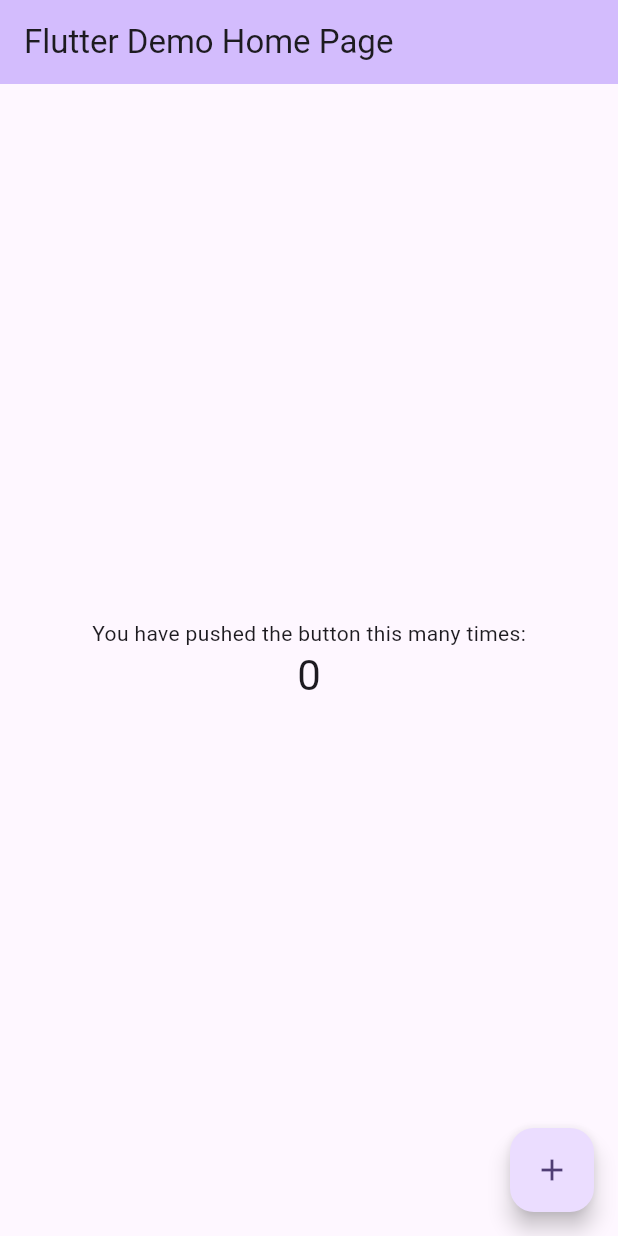
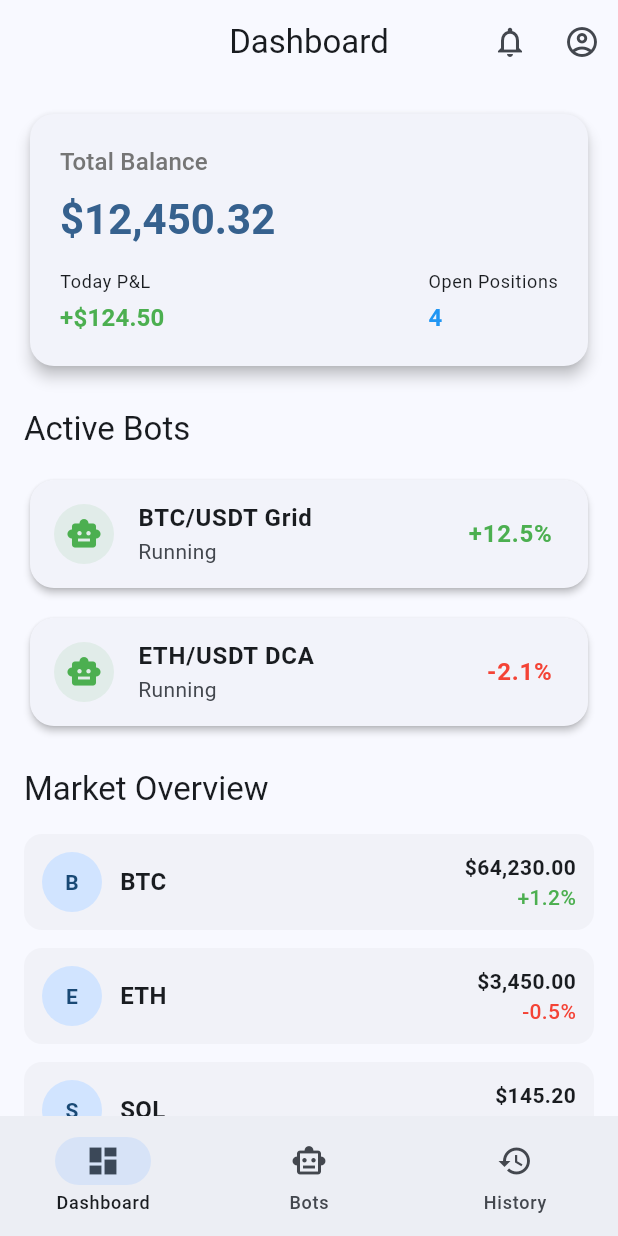
Before and after one commit to could-ai/019ad9dd-a88e-7b9e-b694-ba94214292f3, a Flutter app: the screen it shows after launch, on a phone screen of 412 x 824 dp. Run offline on Flutter 3.47's test engine with Material 3 defaults, Android fonts, the phone set to English and light mode, and no system bars.

Commit message:
Created Trade model to represent trading data structure.; Created DashboardScreen with portfolio summary, active bots list, and market overview widgets.; Created BotConfigScreen to list and manage trading strategies.; Created HistoryScreen to display a list of past trades using mock data.; Created MainScreen with NavigationBar to switch between Dashboard, Bots, and History.; Updated main.dart to initialize the TradingBotApp with proper themes and routing.

```diff
--- a/usr/lib/main.dart
+++ b/usr/lib/main.dart
@@ -1,123 +1,57 @@
 import 'package:flutter/material.dart';
+import 'screens/main_screen.dart';
 
 void main() {
-  runApp(const MyApp());
+  runApp(const TradingBotApp());
 }
 
-class MyApp extends StatelessWidget {
-  const MyApp({super.key});
+class TradingBotApp extends StatelessWidget {
+  const TradingBotApp({super.key});
 
-  // This widget is the root of your application.
   @override
   Widget build(BuildContext context) {
     return MaterialApp(
-      title: 'Flutter Demo',
+      title: 'Trading Bot',
       debugShowCheckedModeBanner: false,
       theme: ThemeData(
-        // This is the theme of your application.
-        //
-        // TRY THIS: Try running your application with "flutter run". You'll see
-        // the application has a purple toolbar. Then, without quitting the app,
-        // try changing the seedColor in the colorScheme below to Colors.green
-        // and then invoke "hot reload" (save your changes or press the "hot
-        // reload" button in a Flutter-supported IDE, or press "r" if you used
-        // the command line to start the app).
-        //
-        // Notice that the counter didn't reset back to zero; the application
-        // state is not lost during the reload. To reset the state, use hot
-        // restart instead.
-        //
-        // This works for code too, not just values: Most code changes can be
-        // tested with just a hot reload.
-        colorScheme: ColorScheme.fromSeed(seedColor: Colors.deepPurple),
+        useMaterial3: true,
+        colorScheme: ColorScheme.fromSeed(
+          seedColor: Colors.blue,
+          brightness: Brightness.light,
+        ),
+        appBarTheme: const AppBarTheme(
+          elevation: 0,
+          scrolledUnderElevation: 0,
+        ),
+        cardTheme: CardTheme(
+          elevation: 2,
+          shape: RoundedRectangleBorder(
+            borderRadius: BorderRadius.circular(16),
+          ),
+        ),
       ),
+      darkTheme: ThemeData(
+        useMaterial3: true,
+        colorScheme: ColorScheme.fromSeed(
+          seedColor: Colors.blue,
+          brightness: Brightness.dark,
+        ),
+        appBarTheme: const AppBarTheme(
+          elevation: 0,
+          scrolledUnderElevation: 0,
+        ),
+        cardTheme: CardTheme(
+          elevation: 2,
+          shape: RoundedRectangleBorder(
+            borderRadius: BorderRadius.circular(16),
+          ),
+        ),
+      ),
+      themeMode: ThemeMode.system,
       initialRoute: '/',
       routes: {
-        '/': (context) => const MyHomePage(title: 'Flutter Demo Home Page'),
+        '/': (context) => const MainScreen(),
       },
     );
   }
 }
-
-class MyHomePage extends StatefulWidget {
-  const MyHomePage({super.key, required this.title});
-
-  // This widget is the home page of your application. It is stateful, meaning
-  // that it has a State object (defined below) that contains fields that affect
-  // how it looks.
-
-  // This class is the configuration for the state. It holds the values (in this
-  // case the title) provided by the parent (in this case the App widget) and
-  // used by the build method of the State. Fields in a Widget subclass are
-  // always marked "final".
-
-  final String title;
-
-  @override
-  State<MyHomePage> createState() => _MyHomePageState();
-}
-
-class _MyHomePageState extends State<MyHomePage> {
-  int _counter = 0;
-
-  void _incrementCounter() {
-    setState(() {
-      // This call to setState tells the Flutter framework that something has
-      // changed in this State, which causes it to rerun the build method below
-      // so that the display can reflect the updated values. If we changed
-      // _counter without calling setState(), then the build method would not be
-      // called again, and so nothing would appear to happen.
-      _counter++;
-    });
-  }
-
-  @override
-  Widget build(BuildContext context) {
-    // This method is rerun every time setState is called, for instance as done
-    // by the _incrementCounter method above.
-    //
-    // The Flutter framework has been optimized to make rerunning build methods
-    // fast, so that you can just rebuild anything that needs updating rather
-    // than having to individually change instances of widgets.
-    return Scaffold(
-      appBar: AppBar(
-        // TRY THIS: Try changing the color here to a specific color (to
-        // Colors.amber, perhaps?) and trigger a hot reload to see the AppBar
-        // change color while the other colors stay the same.
-        backgroundColor: Theme.of(context).colorScheme.inversePrimary,
-        // Here we take the value from the MyHomePage object that was created by
-        // the App.build method, and use it to set our appbar title.
-        title: Text(widget.title),
-      ),
-      body: Center(
-        // Center is a layout widget. It takes a single child and positions it
-        // in the middle of the parent.
-        child: Column(
-          // Column is also a layout widget. It takes a list of children and
-          // arranges them vertically. By default, it sizes itself to fit its
-          // children horizontally, and tries to be as tall as its parent.
-          //
-          // Column has various properties to control how it sizes itself and
-          // how it positions its children. Here we use mainAxisAlignment to
-          // center the children vertically; the main axis here is the vertical
-          // axis because Columns are vertical (the cross axis would be
-          // horizontal).
-          //
-          // TRY THIS: Invoke "debug painting" (choose the "Toggle Debug Paint"
-          // action in the IDE, or press "p" in the console), to see the
-          // wireframe for each widget.
-          mainAxisAlignment: MainAxisAlignment.center,
-          children: <Widget>[
-            const Text('You have pushed the button this many times:'),
-            Text('$_counter', style: Theme.of(context).textTheme.headlineMedium),
-          ],
-        ),
-      ),
-      floatingActionButton: FloatingActionButton(
-        onPressed: _incrementCounter,
-        tooltip: 'Increment',
-        child: const Icon(Icons.add),
-      ), // This trailing comma makes auto-formatting nicer for build methods.
-    );
-  }
-}
--- /dev/null
+++ b/usr/lib/models/trade.dart
@@ -0,0 +1,19 @@
+class Trade {
+  final String id;
+  final String pair;
+  final String type; // BUY or SELL
+  final double price;
+  final double amount;
+  final DateTime timestamp;
+  final String status; // OPEN, CLOSED
+
+  Trade({
+    required this.id,
+    required this.pair,
+    required this.type,
+    required this.price,
+    required this.amount,
+    required this.timestamp,
+    required this.status,
+  });
+}
--- /dev/null
+++ b/usr/lib/screens/dashboard_screen.dart
@@ -0,0 +1,176 @@
+import 'package:flutter/material.dart';
+
+class DashboardScreen extends StatelessWidget {
+  const DashboardScreen({super.key});
+
+  @override
+  Widget build(BuildContext context) {
+    return SingleChildScrollView(
+      padding: const EdgeInsets.all(16.0),
+      child: Column(
+        crossAxisAlignment: CrossAxisAlignment.start,
+        children: [
+          _buildPortfolioSummary(context),
+          const SizedBox(height: 24),
+          Text(
+            'Active Bots',
+            style: Theme.of(context).textTheme.titleLarge,
+          ),
+          const SizedBox(height: 16),
+          _buildActiveBotCard(context, 'BTC/USDT Grid', '+12.5%', true),
+          const SizedBox(height: 12),
+          _buildActiveBotCard(context, 'ETH/USDT DCA', '-2.1%', true),
+          const SizedBox(height: 24),
+          Text(
+            'Market Overview',
+            style: Theme.of(context).textTheme.titleLarge,
+          ),
+          const SizedBox(height: 16),
+          _buildMarketItem(context, 'BTC', '64,230.00', '+1.2%'),
+          _buildMarketItem(context, 'ETH', '3,450.00', '-0.5%'),
+          _buildMarketItem(context, 'SOL', '145.20', '+5.8%'),
+        ],
+      ),
+    );
+  }
+
+  Widget _buildPortfolioSummary(BuildContext context) {
+    return Card(
+      elevation: 4,
+      shape: RoundedRectangleBorder(borderRadius: BorderRadius.circular(16)),
+      child: Padding(
+        padding: const EdgeInsets.all(20.0),
+        child: Column(
+          crossAxisAlignment: CrossAxisAlignment.start,
+          children: [
+            Text(
+              'Total Balance',
+              style: Theme.of(context).textTheme.titleMedium?.copyWith(
+                    color: Colors.grey[600],
+                  ),
+            ),
+            const SizedBox(height: 8),
+            Text(
+              '\$12,450.32',
+              style: Theme.of(context).textTheme.headlineMedium?.copyWith(
+                    fontWeight: FontWeight.bold,
+                    color: Theme.of(context).colorScheme.primary,
+                  ),
+            ),
+            const SizedBox(height: 16),
+            Row(
+              mainAxisAlignment: MainAxisAlignment.spaceBetween,
+              children: [
+                _buildStatItem(context, 'Today P&L', '+\$124.50', Colors.green),
+                _buildStatItem(context, 'Open Positions', '4', Colors.blue),
+              ],
+            ),
+          ],
+        ),
+      ),
+    );
+  }
+
+  Widget _buildStatItem(BuildContext context, String label, String value, Color color) {
+    return Column(
+      crossAxisAlignment: CrossAxisAlignment.start,
+      children: [
+        Text(
+          label,
+          style: Theme.of(context).textTheme.bodySmall,
+        ),
+        const SizedBox(height: 4),
+        Text(
+          value,
+          style: Theme.of(context).textTheme.titleMedium?.copyWith(
+                color: color,
+                fontWeight: FontWeight.bold,
+              ),
+        ),
+      ],
+    );
+  }
+
+  Widget _buildActiveBotCard(BuildContext context, String name, String profit, bool isActive) {
+    return Card(
+      child: ListTile(
+        leading: CircleAvatar(
+          backgroundColor: isActive ? Colors.green.withOpacity(0.1) : Colors.grey.withOpacity(0.1),
+          child: Icon(
+            Icons.smart_toy,
+            color: isActive ? Colors.green : Colors.grey,
+          ),
+        ),
+        title: Text(name, style: const TextStyle(fontWeight: FontWeight.bold)),
+        subtitle: Text(isActive ? 'Running' : 'Stopped'),
+        trailing: Text(
+          profit,
+          style: TextStyle(
+            color: profit.startsWith('+') ? Colors.green : Colors.red,
+            fontWeight: FontWeight.bold,
+            fontSize: 16,
+          ),
+        ),
+      ),
+    );
+  }
+
+  Widget _buildMarketItem(BuildContext context, String symbol, String price, String change) {
+    final isPositive = change.startsWith('+');
+    return Container(
+      margin: const EdgeInsets.only(bottom: 12),
+      padding: const EdgeInsets.all(12),
+      decoration: BoxDecoration(
+        color: Theme.of(context).colorScheme.surfaceContainerHighest.withOpacity(0.3),
+        borderRadius: BorderRadius.circular(12),
+      ),
+      child: Row(
+        mainAxisAlignment: MainAxisAlignment.spaceBetween,
+        children: [
+          Row(
+            children: [
+              Container(
+                width: 40,
+                height: 40,
+                decoration: BoxDecoration(
+                  color: Theme.of(context).colorScheme.primaryContainer,
+                  shape: BoxShape.circle,
+                ),
+                child: Center(
+                  child: Text(
+                    symbol[0],
+                    style: TextStyle(
+                      fontWeight: FontWeight.bold,
+                      color: Theme.of(context).colorScheme.onPrimaryContainer,
+                    ),
+                  ),
+                ),
+              ),
+              const SizedBox(width: 12),
+              Text(
+                symbol,
+                style: const TextStyle(fontWeight: FontWeight.bold, fontSize: 16),
+              ),
+            ],
+          ),
+          Column(
+            crossAxisAlignment: CrossAxisAlignment.end,
+            children: [
+              Text(
+                '\$$price',
+                style: const TextStyle(fontWeight: FontWeight.bold),
+              ),
+              Text(
+                change,
+                style: TextStyle(
+                  color: isPositive ? Colors.green : Colors.red,
+                  fontWeight: FontWeight.w500,
+                ),
+              ),
+            ],
+          ),
+        ],
+      ),
+    );
+  }
+}
--- /dev/null
+++ b/usr/lib/screens/main_screen.dart
@@ -0,0 +1,79 @@
+import 'package:flutter/material.dart';
+import 'dashboard_screen.dart';
+import 'bot_config_screen.dart';
+import 'history_screen.dart';
+
+class MainScreen extends StatefulWidget {
+  const MainScreen({super.key});
+
+  @override
+  State<MainScreen> createState() => _MainScreenState();
+}
+
+class _MainScreenState extends State<MainScreen> {
+  int _selectedIndex = 0;
+
+  final List<Widget> _screens = [
+    const DashboardScreen(),
+    const BotConfigScreen(),
+    const HistoryScreen(),
+  ];
+
+  final List<String> _titles = [
+    'Dashboard',
+    'Bot Strategies',
+    'Trade History',
+  ];
+
+  void _onItemTapped(int index) {
+    setState(() {
+      _selectedIndex = index;
+    });
+  }
+
+  @override
+  Widget build(BuildContext context) {
+    return Scaffold(
+      appBar: AppBar(
+        title: Text(_titles[_selectedIndex]),
+        centerTitle: true,
+        actions: [
+          IconButton(
+            icon: const Icon(Icons.notifications_outlined),
+            onPressed: () {
+              // TODO: Show notifications
+            },
+          ),
+          IconButton(
+            icon: const Icon(Icons.account_circle_outlined),
+            onPressed: () {
+              // TODO: Show profile
+            },
+          ),
+        ],
+      ),
+      body: _screens[_selectedIndex],
+      bottomNavigationBar: NavigationBar(
+        selectedIndex: _selectedIndex,
+        onDestinationSelected: _onItemTapped,
+        destinations: const [
+          NavigationDestination(
+            icon: Icon(Icons.dashboard_outlined),
+            selectedIcon: Icon(Icons.dashboard),
+            label: 'Dashboard',
+          ),
+          NavigationDestination(
+            icon: Icon(Icons.smart_toy_outlined),
+            selectedIcon: Icon(Icons.smart_toy),
+            label: 'Bots',
+          ),
+          NavigationDestination(
+            icon: Icon(Icons.history_outlined),
+            selectedIcon: Icon(Icons.history),
+            label: 'History',
+          ),
+        ],
+      ),
+    );
+  }
+}
```
Also changed, not shown: usr/lib/screens/bot_config_screen.dart (added, +108 -0 lines), usr/lib/screens/history_screen.dart (added, +96 -0 lines).
